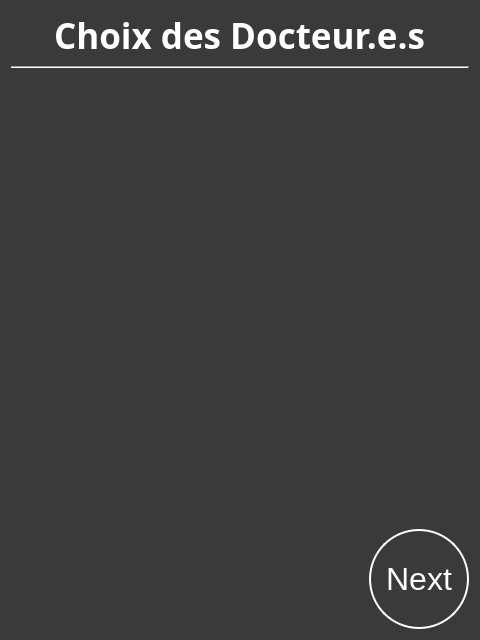
Before: the Qt Designer form SporzOBC-WAL/code/resources/Phases/Night/Doctor/kill_or_heal_choice.ui in Eben-Epi/SporzOBC, drawn with Qt 5.
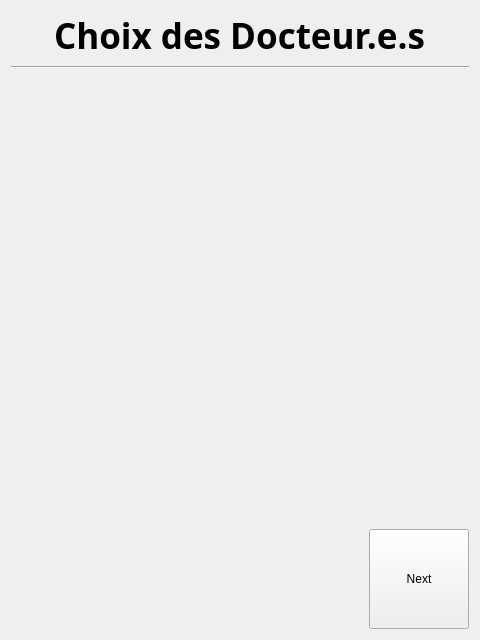
After: the same form once the commit is applied.

Commit message: Changed style management of application (will need to use scratchpad pour a lot of night ui views)

Diff of the .ui file:
```diff
--- a/SporzOBC-WAL/code/resources/Phases/Night/Doctor/kill_or_heal_choice.ui
+++ b/SporzOBC-WAL/code/resources/Phases/Night/Doctor/kill_or_heal_choice.ui
@@ -13,23 +13,7 @@
   <property name="windowTitle">
    <string>Form</string>
   </property>
-  <property name="styleSheet">
-   <string notr="true">#DoctorsKillOrHealChoice {
-    background-color: rgb(58, 58, 58);;
-    }
-
-QLabel {
-	color:white;
-}
-
-QPushButton  {
-    border: 2px solid white;
-    background-color: rgb(58, 58, 58);
-    padding: 10px 10px;
-    font-size: 32px;
-	color:white;
-    border-radius: 50px;
-}</string>
+  <property name="styleSheet"><string notr="true"/>
   </property>
   <layout class="QGridLayout" name="gridLayout">
    <item row="0" column="0">
```
The commit also changes 109 other files.
